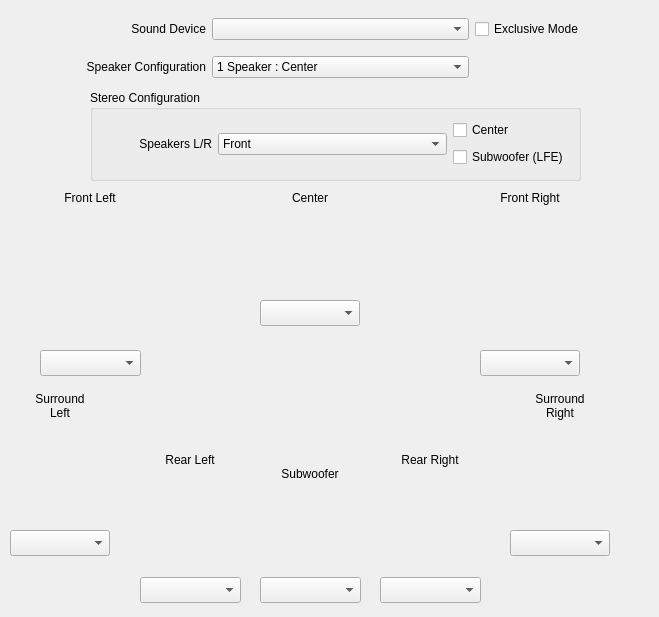
First picture: the form in source/player/inc/SettingsAudio.ui, repository bonezuk/blackomega, before the edit.
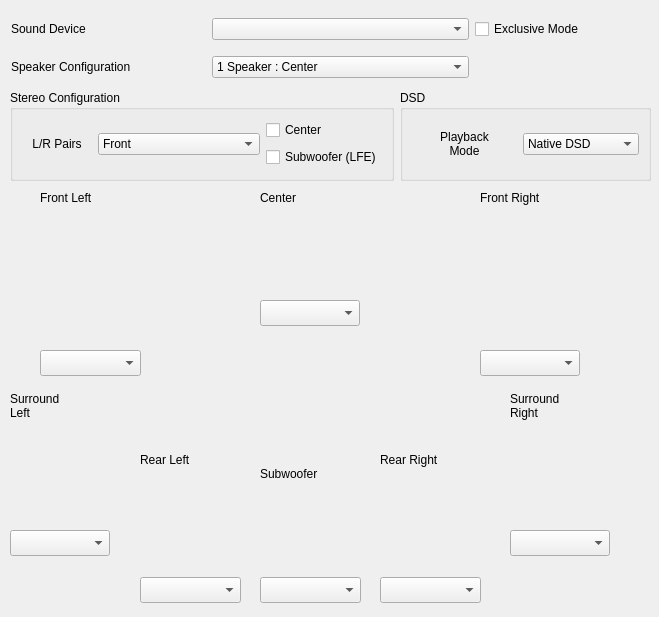
Second picture: the form after the edit.

Commit message: Add audio settings for DSD playback mode and associated wiring.

The edit to the form file:
```diff
--- a/source/player/inc/SettingsAudio.ui
+++ b/source/player/inc/SettingsAudio.ui
@@ -50,9 +50,6 @@
     <string>Surround
 Left</string>
    </property>
-   <property name="alignment">
-    <set>Qt::AlignmentFlag::AlignCenter</set>
-   </property>
   </widget>
   <widget class="QLabel" name="m_frontRightLabel">
    <property name="geometry">
@@ -78,9 +75,6 @@
    <property name="text">
     <string>Front Right</string>
    </property>
-   <property name="alignment">
-    <set>Qt::AlignmentFlag::AlignCenter</set>
-   </property>
   </widget>
   <widget class="QLabel" name="m_rearLeftLabel">
    <property name="geometry">
@@ -106,9 +100,6 @@
    <property name="text">
     <string>Rear Left</string>
    </property>
-   <property name="alignment">
-    <set>Qt::AlignmentFlag::AlignCenter</set>
-   </property>
   </widget>
   <widget class="QLabel" name="m_frontLeftLabel">
    <property name="geometry">
@@ -134,9 +125,6 @@
    <property name="text">
     <string>Front Left</string>
    </property>
-   <property name="alignment">
-    <set>Qt::AlignmentFlag::AlignCenter</set>
-   </property>
   </widget>
   <widget class="QComboBox" name="m_frontRightCombo">
    <property name="geometry">
@@ -206,9 +194,6 @@
    <property name="text">
     <string>Subwoofer</string>
    </property>
-   <property name="alignment">
-    <set>Qt::AlignmentFlag::AlignCenter</set>
-   </property>
   </widget>
   <widget class="QComboBox" name="m_centerCombo">
    <property name="geometry">
@@ -257,9 +242,6 @@
     <string>Surround
 Right</string>
    </property>
-   <property name="alignment">
-    <set>Qt::AlignmentFlag::AlignCenter</set>
-   </property>
   </widget>
   <widget class="QLabel" name="m_centerLabel">
    <property name="geometry">
@@ -285,9 +267,6 @@
    <property name="text">
     <string>Center</string>
    </property>
-   <property name="alignment">
-    <set>Qt::AlignmentFlag::AlignCenter</set>
-   </property>
   </widget>
   <widget class="QLabel" name="m_rearRightLabel">
    <property name="geometry">
@@ -313,9 +292,6 @@
    <property name="text">
     <string>Rear Right</string>
    </property>
-   <property name="alignment">
-    <set>Qt::AlignmentFlag::AlignCenter</set>
-   </property>
   </widget>
   <widget class="QComboBox" name="m_surroundLeftCombo">
    <property name="geometry">
@@ -420,9 +396,6 @@
       <property name="text">
        <string>Speaker Configuration</string>
       </property>
-      <property name="alignment">
-       <set>Qt::AlignmentFlag::AlignRight|Qt::AlignmentFlag::AlignTrailing|Qt::AlignmentFlag::AlignVCenter</set>
-      </property>
      </widget>
     </item>
     <item row="0" column="2">
@@ -487,9 +460,6 @@
       <property name="text">
        <string>Sound Device</string>
       </property>
-      <property name="alignment">
-       <set>Qt::AlignmentFlag::AlignRight|Qt::AlignmentFlag::AlignTrailing|Qt::AlignmentFlag::AlignVCenter</set>
-      </property>
      </widget>
     </item>
    </layout>
@@ -516,15 +486,18 @@
     </size>
    </property>
   </widget>
-  <widget class="QGroupBox" name="m_stereoConfigGroupBox">
+  <widget class="QWidget" name="horizontalLayoutWidget">
    <property name="geometry">
     <rect>
-     <x>90</x>
+     <x>10</x>
      <y>90</y>
-     <width>491</width>
+     <width>641</width>
      <height>91</height>
     </rect>
    </property>
+   <layout class="QHBoxLayout" name="horizontalLayout_3">
+    <item>
+     <widget class="QGroupBox" name="m_stereoConfigGroupBox">
    <property name="sizePolicy">
     <sizepolicy hsizetype="Maximum" vsizetype="Preferred">
      <horstretch>0</horstretch>
@@ -545,15 +518,18 @@
       </property>
       <property name="minimumSize">
        <size>
-        <width>110</width>
+           <width>70</width>
         <height>0</height>
        </size>
       </property>
       <property name="text">
-       <string>Speakers L/R</string>
+          <string>L/R Pairs</string>
+         </property>
+         <property name="scaledContents">
+          <bool>false</bool>
       </property>
       <property name="alignment">
-       <set>Qt::AlignmentFlag::AlignRight|Qt::AlignmentFlag::AlignTrailing|Qt::AlignmentFlag::AlignVCenter</set>
+          <set>Qt::AlignCenter</set>
       </property>
      </widget>
     </item>
@@ -622,7 +598,66 @@
     </item>
    </layout>
   </widget>
- </widget>
+    </item>
+    <item>
+     <widget class="QGroupBox" name="m_dsdGroupBox">
+      <property name="title">
+       <string>DSD</string>
+      </property>
+      <layout class="QHBoxLayout" name="horizontalLayout_2">
+       <item>
+        <widget class="QLabel" name="m_dsdPlaybackLabel">
+         <property name="text">
+          <string>Playback
+Mode</string>
+         </property>
+         <property name="alignment">
+          <set>Qt::AlignCenter</set>
+         </property>
+        </widget>
+       </item>
+       <item>
+        <widget class="QComboBox" name="m_dsdPlaybackCombo">
+         <item>
+          <property name="text">
+           <string>Native DSD</string>
+          </property>
+         </item>
+         <item>
+          <property name="text">
+           <string>DSD over PCM</string>
+          </property>
+         </item>
+         <item>
+          <property name="text">
+           <string>Convert to PCM</string>
+          </property>
+         </item>
+        </widget>
+       </item>
+      </layout>
+     </widget>
+    </item>
+   </layout>
+  </widget>
+ </widget>
+ <tabstops>
+  <tabstop>m_audioDeviceCombo</tabstop>
+  <tabstop>m_exclusiveFlag</tabstop>
+  <tabstop>m_speakerCombo</tabstop>
+  <tabstop>m_stereoCombo</tabstop>
+  <tabstop>m_useCenter</tabstop>
+  <tabstop>m_useSubwoofer</tabstop>
+  <tabstop>m_dsdPlaybackCombo</tabstop>
+  <tabstop>m_frontLeftCombo</tabstop>
+  <tabstop>m_frontRightCombo</tabstop>
+  <tabstop>m_centerCombo</tabstop>
+  <tabstop>m_subwooferCombo</tabstop>
+  <tabstop>m_surroundLeftCombo</tabstop>
+  <tabstop>m_surroundRightCombo</tabstop>
+  <tabstop>m_rearLeftCombo</tabstop>
+  <tabstop>m_rearRightCombo</tabstop>
+ </tabstops>
  <resources/>
  <connections/>
 </ui>
```
Lines whose indentation alone changed are shown as unchanged. The commit also changes 7 other files.
